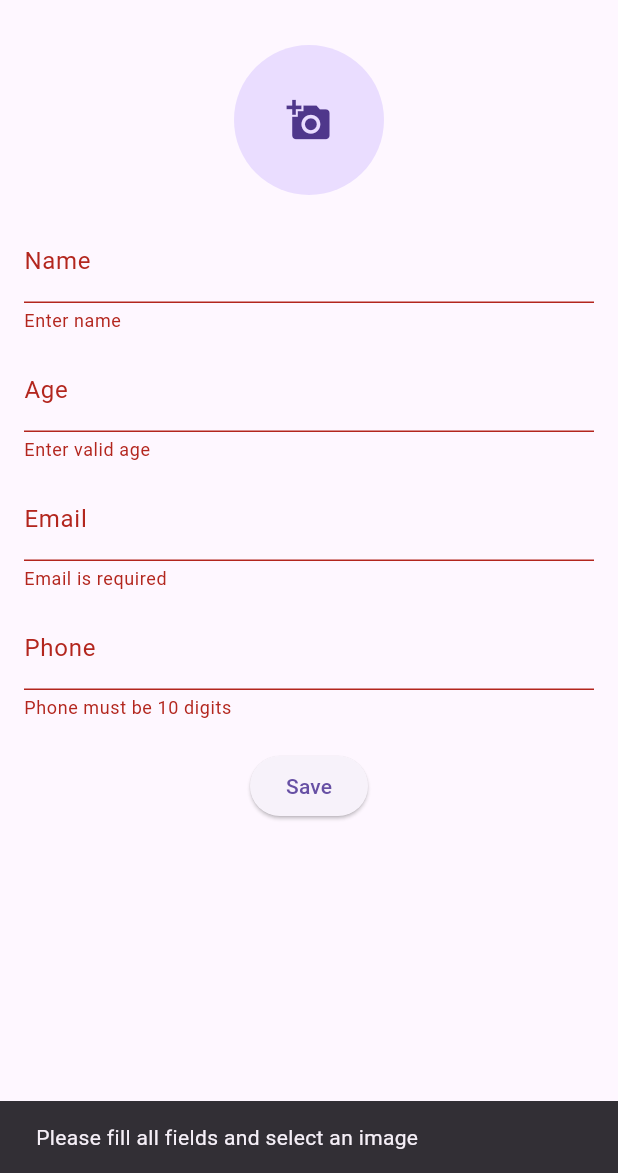
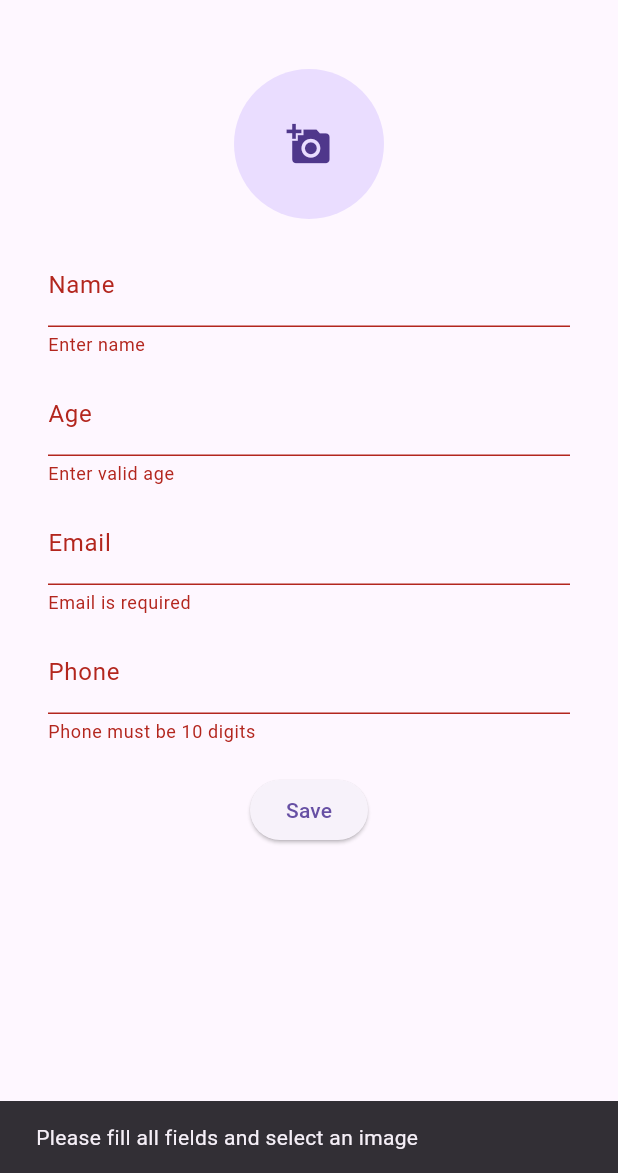
Before and after one commit to Sujin14/student_management_provider, a Flutter app: the AddEditStudentScreen screen opened directly, after a tap on "Save", on a phone screen of 412 x 824 dp, the part 63-1236 px from its top. Run offline on Flutter 3.47's test engine with Material 3 defaults, Android fonts, the phone set to English and light mode, and no system bars; our stand-ins replace image_picker, sqflite; accounts and stored records are empty; statements that could not run were skipped.

Commit message:
removed setState() and structured form validation code

```diff
--- a/lib/providers/student_provider.dart
+++ b/lib/providers/student_provider.dart
@@ -49,4 +49,31 @@ class StudentProvider extends ChangeNotifier {
       return null;
     }
   }
+
+  bool _isGrid = false;
+  String _searchQuery = '';
+
+  bool get isGrid => _isGrid;
+  String get searchQuery => _searchQuery;
+
+  void toggleViewMode() {
+    _isGrid = !_isGrid;
+    notifyListeners();
+  }
+
+  void updateSearchQuery(String query) {
+    _searchQuery = query;
+    notifyListeners();
+  }
+
+  List<StudentModel> get filteredStudents =>
+      _searchQuery.isEmpty
+          ? _students
+          : _students
+              .where(
+                (student) => student.name.toLowerCase().contains(
+                  _searchQuery.toLowerCase(),
+                ),
+              )
+              .toList();
 }
--- a/lib/screens/add_edit_student_screen.dart
+++ b/lib/screens/add_edit_student_screen.dart
@@ -1,6 +1,6 @@
 import 'package:flutter/material.dart';
+import 'package:student_management_provider/widgets/form/student_form.dart';
 import '../models/student_model.dart';
-import '../widgets/student_form.dart';
 
 class AddEditStudentScreen extends StatelessWidget {
   final StudentModel? student;
--- a/lib/screens/student_detail_screen.dart
+++ b/lib/screens/student_detail_screen.dart
@@ -4,7 +4,7 @@ import 'package:provider/provider.dart';
 import 'package:student_management_provider/models/student_model.dart';
 import 'package:student_management_provider/providers/student_provider.dart';
 import 'package:student_management_provider/screens/add_edit_student_screen.dart';
-import 'package:student_management_provider/widgets/confirm_dialog.dart';
+import 'package:student_management_provider/widgets/form/common/confirm_dialog.dart';
 
 class StudentDetailScreen extends StatelessWidget {
   final StudentModel student;
--- /dev/null
+++ b/lib/widgets/form/age_field.dart
@@ -0,0 +1,23 @@
+import 'package:flutter/material.dart';
+
+class AgeField extends StatelessWidget {
+  final TextEditingController controller;
+
+  const AgeField({super.key, required this.controller});
+
+  @override
+  Widget build(BuildContext context) {
+    return TextFormField(
+      controller: controller,
+      decoration: const InputDecoration(labelText: 'Age'),
+      keyboardType: TextInputType.number,
+      validator: (value) {
+        final age = int.tryParse(value ?? '');
+        if (age == null || age <= 0 || age > 100) {
+          return 'Enter valid age';
+        }
+        return null;
+      },
+    );
+  }
+}
--- /dev/null
+++ b/lib/widgets/form/email_field.dart
@@ -0,0 +1,27 @@
+import 'package:flutter/material.dart';
+
+class EmailField extends StatelessWidget {
+  final TextEditingController controller;
+
+  const EmailField({super.key, required this.controller});
+
+  @override
+  Widget build(BuildContext context) {
+    return TextFormField(
+      controller: controller,
+      decoration: const InputDecoration(labelText: 'Email'),
+      keyboardType: TextInputType.emailAddress,
+      validator: (value) {
+        final emailRegex = RegExp(
+          r"^[a-zA-Z0-9._%+-]+@[a-zA-Z0-9.-]+\.[a-zA-Z]{2,}$",
+        );
+        if (value == null || value.isEmpty) {
+          return 'Email is required';
+        } else if (!emailRegex.hasMatch(value)) {
+          return 'Enter a valid email address';
+        }
+        return null;
+      },
+    );
+  }
+}
--- /dev/null
+++ b/lib/widgets/form/name_field.dart
@@ -0,0 +1,17 @@
+import 'package:flutter/material.dart';
+
+class NameField extends StatelessWidget {
+  final TextEditingController controller;
+
+  const NameField({super.key, required this.controller});
+
+  @override
+  Widget build(BuildContext context) {
+    return TextFormField(
+      controller: controller,
+      decoration: const InputDecoration(labelText: 'Name'),
+      validator:
+          (value) => value == null || value.isEmpty ? 'Enter name' : null,
+    );
+  }
+}
--- /dev/null
+++ b/lib/widgets/form/phone_field.dart
@@ -0,0 +1,21 @@
+import 'package:flutter/material.dart';
+
+class PhoneField extends StatelessWidget {
+  final TextEditingController controller;
+
+  const PhoneField({super.key, required this.controller});
+
+  @override
+  Widget build(BuildContext context) {
+    return TextFormField(
+      controller: controller,
+      decoration: const InputDecoration(labelText: 'Phone'),
+      keyboardType: TextInputType.phone,
+      validator:
+          (value) =>
+              value != null && value.length == 10
+                  ? null
+                  : 'Phone must be 10 digits',
+    );
+  }
+}
--- /dev/null
+++ b/lib/widgets/form/profile_image_picker.dart
@@ -0,0 +1,25 @@
+import 'dart:io';
+import 'package:flutter/material.dart';
+import 'package:provider/provider.dart';
+import 'package:student_management_provider/providers/student_form_provider.dart';
+
+class ProfileImagePicker extends StatelessWidget {
+  const ProfileImagePicker({super.key});
+
+  @override
+  Widget build(BuildContext context) {
+    final imagePath = context.watch<StudentFormProvider>().imagePath;
+
+    return GestureDetector(
+      onTap: () {
+        context.read<StudentFormProvider>().pickImage();
+      },
+      child: CircleAvatar(
+        radius: 50,
+        backgroundImage: imagePath != null ? FileImage(File(imagePath)) : null,
+        child:
+            imagePath == null ? const Icon(Icons.add_a_photo, size: 30) : null,
+      ),
+    );
+  }
+}
--- /dev/null
+++ b/lib/widgets/form/save_button.dart
@@ -0,0 +1,20 @@
+import 'package:flutter/material.dart';
+
+class SaveButton extends StatelessWidget {
+  final bool isEditing;
+  final VoidCallback onPressed;
+
+  const SaveButton({
+    super.key,
+    required this.isEditing,
+    required this.onPressed,
+  });
+
+  @override
+  Widget build(BuildContext context) {
+    return ElevatedButton(
+      onPressed: onPressed,
+      child: Text(isEditing ? 'Update' : 'Save'),
+    );
+  }
+}
--- /dev/null
+++ b/lib/widgets/form/student_form.dart
@@ -0,0 +1,115 @@
+import 'package:flutter/material.dart';
+import 'package:provider/provider.dart';
+import 'package:student_management_provider/widgets/form/profile_image_picker.dart';
+import 'package:student_management_provider/widgets/form/name_field.dart';
+import 'package:student_management_provider/widgets/form/age_field.dart';
+import 'package:student_management_provider/widgets/form/email_field.dart';
+import 'package:student_management_provider/widgets/form/phone_field.dart';
+import 'package:student_management_provider/widgets/form/save_button.dart';
+import 'package:student_management_provider/providers/student_form_provider.dart';
+import 'package:student_management_provider/models/student_model.dart';
+import 'package:student_management_provider/providers/student_provider.dart';
+
+class StudentForm extends StatefulWidget {
+  final StudentModel? student;
+
+  const StudentForm({super.key, this.student});
+
+  @override
+  State<StudentForm> createState() => _StudentFormState();
+}
+
+class _StudentFormState extends State<StudentForm> {
+  final _formKey = GlobalKey<FormState>();
+  late TextEditingController _nameController;
+  late TextEditingController _ageController;
+  late TextEditingController _emailController;
+  late TextEditingController _phoneController;
+
+  @override
+  void initState() {
+    super.initState();
+    _nameController = TextEditingController(text: widget.student?.name ?? '');
+    _ageController = TextEditingController(
+      text: widget.student?.age.toString() ?? '',
+    );
+    _emailController = TextEditingController(text: widget.student?.email ?? '');
+    _phoneController = TextEditingController(
+      text: widget.student?.phone.toString() ?? '',
+    );
+  }
+
+  @override
+  void dispose() {
+    _nameController.dispose();
+    _ageController.dispose();
+    _emailController.dispose();
+    _phoneController.dispose();
+    super.dispose();
+  }
+
+  void _saveStudent(BuildContext context) {
+    final imagePath =
+        Provider.of<StudentFormProvider>(context, listen: false).imagePath;
+
+    if (!_formKey.currentState!.validate() || imagePath == null) {
+      ScaffoldMessenger.of(context).showSnackBar(
+        const SnackBar(
+          content: Text('Please fill all fields and select an image'),
+        ),
+      );
+      return;
+    }
+
+    final student = StudentModel(
+      id: widget.student?.id,
+      name: _nameController.text.trim(),
+      age: int.parse(_ageController.text.trim()),
+      email: _emailController.text.trim(),
+      phone: int.parse(_phoneController.text.trim()),
+      imagePath: imagePath,
+    );
+
+    final provider = Provider.of<StudentProvider>(context, listen: false);
+    if (widget.student == null) {
+      provider.addStudent(student);
+    } else {
+      provider.updateStudent(student);
+    }
+
+    ScaffoldMessenger.of(context).showSnackBar(
+      const SnackBar(content: Text('Student saved successfully!')),
+    );
+    Navigator.pop(context);
+  }
+
+  @override
+  Widget build(BuildContext context) {
+    final isEditing = widget.student != null;
+
+    return SingleChildScrollView(
+      padding: const EdgeInsets.all(16),
+      child: Form(
+        key: _formKey,
+        child: Column(
+          children: [
+            const ProfileImagePicker(),
+            const SizedBox(height: 16),
+            NameField(controller: _nameController),
+            const SizedBox(height: 10),
+            AgeField(controller: _ageController),
+            const SizedBox(height: 10),
+            EmailField(controller: _emailController),
+            const SizedBox(height: 10),
+            PhoneField(controller: _phoneController),
+            const SizedBox(height: 20),
+            SaveButton(
+              isEditing: isEditing,
+              onPressed: () => _saveStudent(context),
+            ),
+          ],
+        ),
+      ),
+    );
+  }
+}
--- a/lib/widgets/student_grid_card.dart
+++ b/lib/widgets/layout/student_grid_card.dart
@@ -1,7 +1,7 @@
 import 'dart:io';
 import 'package:flutter/material.dart';
-import '../models/student_model.dart';
-import '../widgets/confirm_dialog.dart'; // Make sure this is correctly imported
+import '../../models/student_model.dart';
+import '../form/common/confirm_dialog.dart'; // Make sure this is correctly imported
 
 class StudentGridCard extends StatelessWidget {
   final StudentModel student;
--- a/lib/widgets/student_list_card.dart
+++ b/lib/widgets/layout/student_list_card.dart
@@ -1,7 +1,7 @@
 import 'dart:io';
 import 'package:flutter/material.dart';
-import '../models/student_model.dart';
-import '../widgets/confirm_dialog.dart';
+import '../../models/student_model.dart';
+import '../form/common/confirm_dialog.dart';
 
 class StudentListCard extends StatelessWidget {
   final StudentModel student;
--- a/lib/widgets/student_form.dart
+++ /dev/null
@@ -1,168 +0,0 @@
-import 'dart:io';
-import 'package:flutter/material.dart';
-import 'package:image_picker/image_picker.dart';
-import 'package:provider/provider.dart';
-import '../models/student_model.dart';
-import '../providers/student_provider.dart';
-
-class StudentForm extends StatefulWidget {
-  final StudentModel? student;
-
-  const StudentForm({super.key, this.student});
-
-  @override
-  State<StudentForm> createState() => _StudentFormState();
-}
-
-class _StudentFormState extends State<StudentForm> {
-  final _formKey = GlobalKey<FormState>();
-  late TextEditingController _nameController;
-  late TextEditingController _ageController;
-  late TextEditingController _emailController;
-  late TextEditingController _phoneController;
-  String? _imagePath;
-
-  @override
-  void initState() {
-    super.initState();
-    _nameController = TextEditingController(text: widget.student?.name ?? '');
-    _ageController = TextEditingController(
-      text: widget.student?.age.toString() ?? '',
-    );
-    _emailController = TextEditingController(text: widget.student?.email ?? '');
-    _phoneController = TextEditingController(
-      text: widget.student?.phone.toString() ?? '',
-    );
-    _imagePath = widget.student?.imagePath;
-  }
-
-  @override
-  void dispose() {
-    _nameController.dispose();
-    _ageController.dispose();
-    _emailController.dispose();
-    _phoneController.dispose();
-    super.dispose();
-  }
-
-  Future<void> _pickImage() async {
-    final picker = ImagePicker();
-    final pickedFile = await picker.pickImage(source: ImageSource.gallery);
-    if (pickedFile != null) {
-      setState(() => _imagePath = pickedFile.path);
-    }
-  }
-
-  void _saveStudent() {
-    if (!_formKey.currentState!.validate() || _imagePath == null) {
-      ScaffoldMessenger.of(context).showSnackBar(
-        const SnackBar(
-          content: Text('Please fill all fields and select an image'),
-        ),
-      );
-      return;
-    }
-
-    final student = StudentModel(
-      id: widget.student?.id,
-      name: _nameController.text.trim(),
-      age: int.parse(_ageController.text.trim()),
-      email: _emailController.text.trim(),
-      phone: int.parse(_phoneController.text.trim()),
-      imagePath: _imagePath!,
-    );
-
-    final provider = Provider.of<StudentProvider>(context, listen: false);
-    if (widget.student == null) {
-      provider.addStudent(student);
-    } else {
-      provider.updateStudent(student);
-    }
-
-    ScaffoldMessenger.of(context).showSnackBar(
-      const SnackBar(content: Text('Student saved successfully!')),
-    );
-    Navigator.pop(context);
-  }
-
-  @override
-  Widget build(BuildContext context) {
-    final isEditing = widget.student != null;
-
-    return SingleChildScrollView(
-      child: Form(
-        key: _formKey,
-        child: Column(
-          children: [
-            GestureDetector(
-              onTap: _pickImage,
-              child: CircleAvatar(
-                radius: 50,
-                backgroundImage:
-                    _imagePath != null ? FileImage(File(_imagePath!)) : null,
-                child:
-                    _imagePath == null
-                        ? const Icon(Icons.add_a_photo, size: 30)
-                        : null,
-              ),
-            ),
-            const SizedBox(height: 16),
-            TextFormField(
-              controller: _nameController,
-              decoration: const InputDecoration(labelText: 'Name'),
-              validator:
-                  (value) =>
-                      value == null || value.isEmpty ? 'Enter name' : null,
-            ),
-            const SizedBox(height: 10),
-            TextFormField(
-              controller: _ageController,
-              decoration: const InputDecoration(labelText: 'Age'),
-              keyboardType: TextInputType.number,
-              validator: (value) {
-                final age = int.tryParse(value ?? '');
-                if (age == null || age <= 0 || age > 100) {
-                  return 'Enter valid age';
-                }
-                return null;
-              },
-            ),
-            const SizedBox(height: 10),
-            TextFormField(
-              controller: _emailController,
-              decoration: const InputDecoration(labelText: 'Email'),
-              keyboardType: TextInputType.emailAddress,
-              validator: (value) {
-                final emailRegex = RegExp(
-                  r"^[a-zA-Z0-9._%+-]+@[a-zA-Z0-9.-]+\.[a-zA-Z]{2,}$",
-                );
-                if (value == null || value.isEmpty) {
-                  return 'Email is required';
-                } else if (!emailRegex.hasMatch(value)) {
-                  return 'Enter a valid email address';
-                }
-                return null;
-              },
-            ),
-            const SizedBox(height: 10),
-            TextFormField(
-              controller: _phoneController,
-              decoration: const InputDecoration(labelText: 'Phone'),
-              keyboardType: TextInputType.phone,
-              validator:
-                  (value) =>
-                      value != null && value.length == 10
-                          ? null
-                          : 'Phone must be 10 digits',
-            ),
-            const SizedBox(height: 20),
-            ElevatedButton(
-              onPressed: _saveStudent,
-              child: Text(isEditing ? 'Update' : 'Save'),
-            ),
-          ],
-        ),
-      ),
-    );
-  }
-}
```
Also changed, not shown: lib/providers/student_form_provider.dart (added, +25 -0 lines), lib/screens/student_list_screen.dart (+14 -32 lines), lib/widgets/common/confirm_dialog.dart (renamed from lib/widgets/confirm_dialog.dart), lib/widgets/common/empty_message.dart (renamed from lib/widgets/empty_message.dart), lib/widgets/search/search_bar.dart (renamed from lib/widgets/search_bar.dart).
